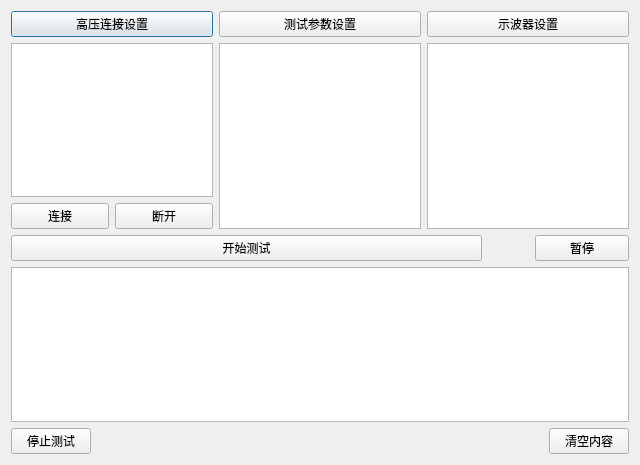
curious-heart/X-exposer-tool, file main_dialog.ui: the form before one commit.
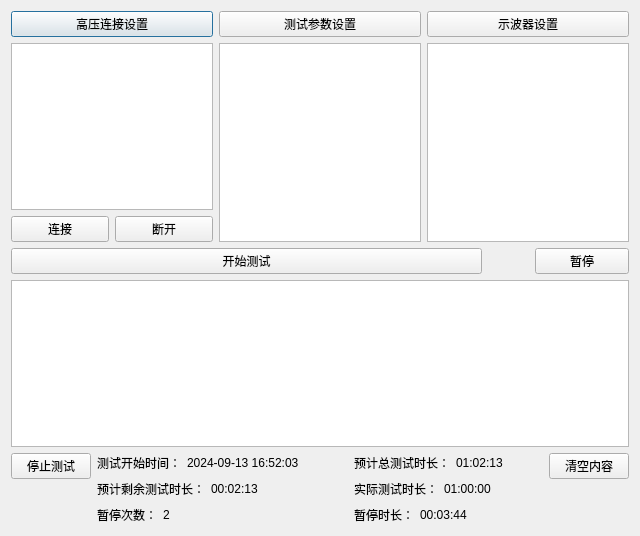
The form after the commit.

Commit message: Add time statistic and display. Not finished yet: expected test duration and expected remaining test duration are not implemented. Other items needs further test.

Diff of the .ui file:
```diff
--- a/main_dialog.ui
+++ b/main_dialog.ui
@@ -7,7 +7,7 @@
     <x>0</x>
     <y>0</y>
     <width>640</width>
-    <height>465</height>
+    <height>536</height>
    </rect>
   </property>
   <property name="sizePolicy">
@@ -19,7 +19,7 @@
   <property name="windowTitle">
    <string>Dialog</string>
   </property>
-  <layout class="QVBoxLayout" name="verticalLayout_4">
+  <layout class="QVBoxLayout" name="verticalLayout_8">
    <item>
     <layout class="QHBoxLayout" name="horizontalLayout">
      <item>
@@ -165,16 +165,117 @@
     </widget>
    </item>
    <item>
-    <layout class="QHBoxLayout" name="horizontalLayout_3">
+    <layout class="QHBoxLayout" name="horizontalLayout_10">
      <item>
-      <widget class="QPushButton" name="stopTestBtn">
-       <property name="text">
-        <string>停止测试</string>
-       </property>
-      </widget>
+      <layout class="QVBoxLayout" name="verticalLayout_6">
+       <item>
+        <widget class="QPushButton" name="stopTestBtn">
+         <property name="text">
+          <string>停止测试</string>
+         </property>
+        </widget>
+       </item>
+       <item>
+        <spacer name="verticalSpacer">
+         <property name="orientation">
+          <enum>Qt::Vertical</enum>
+         </property>
+         <property name="sizeHint" stdset="0">
+          <size>
+           <width>20</width>
+           <height>40</height>
+          </size>
+         </property>
+        </spacer>
+       </item>
+      </layout>
      </item>
      <item>
-      <spacer name="horizontalSpacer">
+      <layout class="QVBoxLayout" name="verticalLayout_4">
+       <item>
+        <layout class="QHBoxLayout" name="horizontalLayout_3">
+         <item>
+          <widget class="QLabel" name="startTestTimeLbl">
+           <property name="text">
+            <string>测试开始时间：</string>
+           </property>
+          </widget>
+         </item>
+         <item>
+          <widget class="QLabel" name="startTestTimeDisplayLbl">
+           <property name="text">
+            <string>2024-09-13 16:52:03</string>
+           </property>
+          </widget>
+         </item>
+        </layout>
+       </item>
+       <item>
+        <layout class="QHBoxLayout" name="horizontalLayout_6">
+         <item>
+          <widget class="QLabel" name="exptRemainTestDuraLbl">
+           <property name="text">
+            <string>预计剩余测试时长：</string>
+           </property>
+          </widget>
+         </item>
+         <item>
+          <widget class="QLabel" name="exptRemainTestDuraDisplayLbl">
+           <property name="text">
+            <string>00:02:13</string>
+           </property>
+          </widget>
+         </item>
+         <item>
+          <spacer name="horizontalSpacer_5">
+           <property name="orientation">
+            <enum>Qt::Horizontal</enum>
+           </property>
+           <property name="sizeHint" stdset="0">
+            <size>
+             <width>40</width>
+             <height>20</height>
+            </size>
+           </property>
+          </spacer>
+         </item>
+        </layout>
+       </item>
+       <item>
+        <layout class="QHBoxLayout" name="horizontalLayout_8">
+         <item>
+          <widget class="QLabel" name="pauseCntLbl">
+           <property name="text">
+            <string>暂停次数：</string>
+           </property>
+          </widget>
+         </item>
+         <item>
+          <widget class="QLabel" name="pauseCntDisplayLbl">
+           <property name="text">
+            <string>2</string>
+           </property>
+          </widget>
+         </item>
+         <item>
+          <spacer name="horizontalSpacer_4">
+           <property name="orientation">
+            <enum>Qt::Horizontal</enum>
+           </property>
+           <property name="sizeHint" stdset="0">
+            <size>
+             <width>40</width>
+             <height>20</height>
+            </size>
+           </property>
+          </spacer>
+         </item>
+        </layout>
+       </item>
+      </layout>
+     </item>
+     <item>
+      <spacer name="horizontalSpacer_3">
        <property name="orientation">
         <enum>Qt::Horizontal</enum>
        </property>
@@ -187,11 +288,125 @@
       </spacer>
      </item>
      <item>
-      <widget class="QPushButton" name="clearTestInfoBtn">
-       <property name="text">
-        <string>清空内容</string>
-       </property>
-      </widget>
+      <layout class="QVBoxLayout" name="verticalLayout_5">
+       <item>
+        <layout class="QHBoxLayout" name="horizontalLayout_5">
+         <item>
+          <widget class="QLabel" name="exptTotalTestDuraLbl">
+           <property name="text">
+            <string>预计总测试时长：</string>
+           </property>
+          </widget>
+         </item>
+         <item>
+          <widget class="QLabel" name="exptTotalTestDuraDisplayLbl">
+           <property name="text">
+            <string>01:02:13</string>
+           </property>
+          </widget>
+         </item>
+         <item>
+          <spacer name="horizontalSpacer">
+           <property name="orientation">
+            <enum>Qt::Horizontal</enum>
+           </property>
+           <property name="sizeHint" stdset="0">
+            <size>
+             <width>40</width>
+             <height>20</height>
+            </size>
+           </property>
+          </spacer>
+         </item>
+        </layout>
+       </item>
+       <item>
+        <layout class="QHBoxLayout" name="horizontalLayout_7">
+         <item>
+          <widget class="QLabel" name="actTestDuraLbl">
+           <property name="text">
+            <string>实际测试时长：</string>
+           </property>
+          </widget>
+         </item>
+         <item>
+          <widget class="QLabel" name="actTestDuraDisplayLbl">
+           <property name="text">
+            <string>01:00:00</string>
+           </property>
+          </widget>
+         </item>
+         <item>
+          <spacer name="horizontalSpacer_6">
+           <property name="orientation">
+            <enum>Qt::Horizontal</enum>
+           </property>
+           <property name="sizeHint" stdset="0">
+            <size>
+             <width>40</width>
+             <height>20</height>
+            </size>
+           </property>
+          </spacer>
+         </item>
+        </layout>
+       </item>
+       <item>
+        <layout class="QHBoxLayout" name="horizontalLayout_9">
+         <item>
+          <widget class="QLabel" name="pauseDuraLbl">
+           <property name="text">
+            <string>暂停时长：</string>
+           </property>
+          </widget>
+         </item>
+         <item>
+          <widget class="QLabel" name="pauseDuraDisplayLbl">
+           <property name="text">
+            <string>00:03:44</string>
+           </property>
+          </widget>
+         </item>
+         <item>
+          <spacer name="horizontalSpacer_7">
+           <property name="orientation">
+            <enum>Qt::Horizontal</enum>
+           </property>
+           <property name="sizeHint" stdset="0">
+            <size>
+             <width>40</width>
+             <height>20</height>
+            </size>
+           </property>
+          </spacer>
+         </item>
+        </layout>
+       </item>
+      </layout>
+     </item>
+     <item>
+      <layout class="QVBoxLayout" name="verticalLayout_7">
+       <item>
+        <widget class="QPushButton" name="clearTestInfoBtn">
+         <property name="text">
+          <string>清空内容</string>
+         </property>
+        </widget>
+       </item>
+       <item>
+        <spacer name="verticalSpacer_2">
+         <property name="orientation">
+          <enum>Qt::Vertical</enum>
+         </property>
+         <property name="sizeHint" stdset="0">
+          <size>
+           <width>20</width>
+           <height>40</height>
+          </size>
+         </property>
+        </spacer>
+       </item>
+      </layout>
      </item>
     </layout>
    </item>
```
The commit also changes 6 other files.
